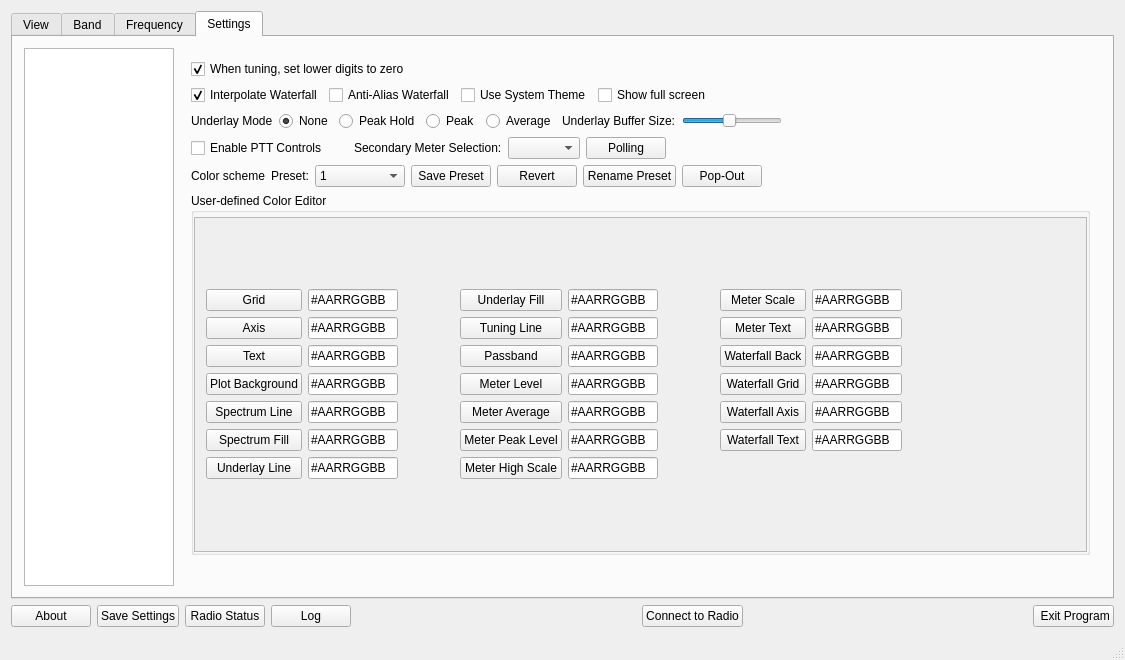
Before: the Qt Designer form wfmain.ui in adecarolis/wfweb, drawn with Qt 5.
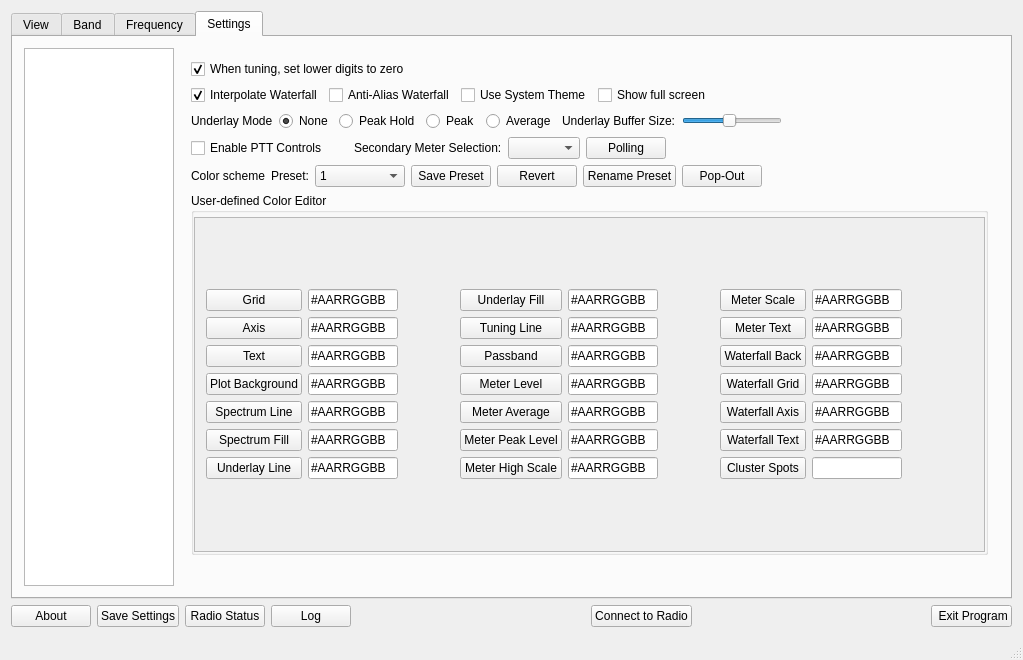
After: the same form once the commit is applied. The open tabs and pages were chosen to show the change. Custom widgets are drawn as their Qt base class.

Commit message: Add cluster spot color picker

The edit to the form file:
```diff
--- a/wfmain.ui
+++ b/wfmain.ui
@@ -6,7 +6,7 @@
    <rect>
     <x>0</x>
     <y>0</y>
-    <width>1125</width>
+    <width>1023</width>
     <height>660</height>
    </rect>
   </property>
@@ -3343,8 +3343,8 @@
                      <rect>
                       <x>0</x>
                       <y>0</y>
-                      <width>542</width>
-                      <height>217</height>
+                      <width>801</width>
+                      <height>311</height>
                      </rect>
                     </property>
                     <layout class="QGridLayout" name="gridLayout_2">
@@ -3998,6 +3998,39 @@
                          </property>
                         </widget>
                        </item>
+                       <item row="6" column="9">
+                        <widget class="QPushButton" name="colorSetBtnClusterSpots">
+                         <property name="text">
+                          <string>Cluster Spots</string>
+                         </property>
+                        </widget>
+                       </item>
+                       <item row="6" column="10">
+                        <widget class="QLineEdit" name="colorEditClusterSpots">
+                         <property name="minimumSize">
+                          <size>
+                           <width>0</width>
+                           <height>0</height>
+                          </size>
+                         </property>
+                         <property name="maximumSize">
+                          <size>
+                           <width>90</width>
+                           <height>16777215</height>
+                          </size>
+                         </property>
+                        </widget>
+                       </item>
+                       <item row="6" column="11">
+                        <widget class="QLedLabel" name="colorSwatchClusterSpots" native="true">
+                         <property name="minimumSize">
+                          <size>
+                           <width>10</width>
+                           <height>0</height>
+                          </size>
+                         </property>
+                        </widget>
+                       </item>
                       </layout>
                      </item>
                     </layout>
```
Left out of the diff: 8 changed lines with no effect on the pictures. The commit also changes 4 other files.
